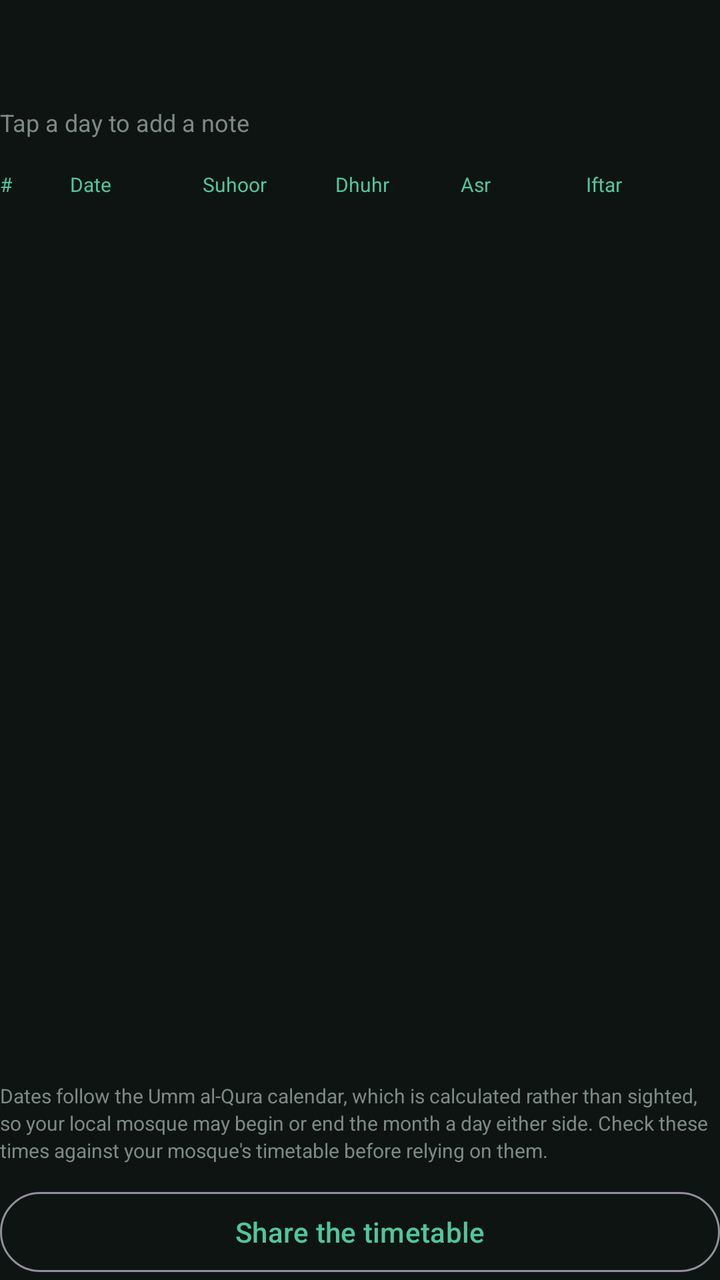
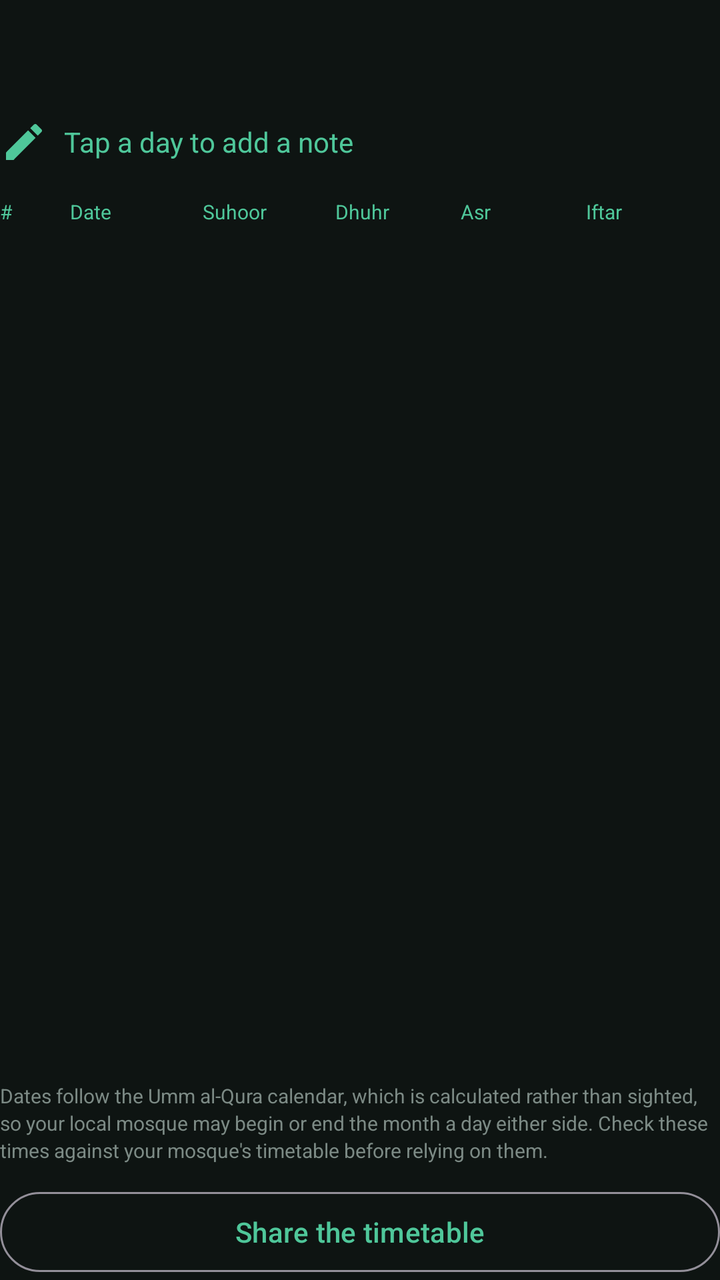

Screens rendered from an Android XML layout before and after an edit, with the pre-edit source and the edit as a unified diff.
<!-- AndroidManifest.xml: application theme Theme.Athan -->
<!-- res/layout/activity_ramadan.xml -->
<?xml version="1.0" encoding="utf-8"?>
<LinearLayout xmlns:android="http://schemas.android.com/apk/res/android"
    android:id="@+id/root"
    android:layout_width="match_parent"
    android:layout_height="match_parent"
    android:background="@color/bg"
    android:orientation="vertical">

    <TextView
        android:id="@+id/title"
        android:layout_width="match_parent"
        android:layout_height="wrap_content"
        android:textColor="@color/accent"
        android:textSize="22sp" />

    <TextView
        android:id="@+id/subtitle"
        android:layout_width="match_parent"
        android:layout_height="wrap_content"
        android:layout_marginTop="4dp"
        android:textAlignment="viewStart"
        android:textColor="@color/text_dim"
        android:textDirection="locale"
        android:textSize="13sp" />

    <TextView
        android:id="@+id/noteHint"
        android:layout_width="match_parent"
        android:layout_height="wrap_content"
        android:layout_marginTop="2dp"
        android:text="@string/ramadan_note_hint"
        android:textAlignment="viewStart"
        android:textColor="@color/text_dim"
        android:textSize="12sp" />

    <TextView
        android:id="@+id/empty"
        android:layout_width="match_parent"
        android:layout_height="wrap_content"
        android:layout_marginTop="24dp"
        android:text="@string/ramadan_no_location"
        android:textColor="@color/text_dim"
        android:textSize="15sp"
        android:visibility="gone" />

    
    <LinearLayout
        android:layout_width="match_parent"
        android:layout_height="wrap_content"
        android:layout_marginTop="16dp"
        android:orientation="horizontal"
        android:paddingBottom="6dp">

        <TextView
            android:layout_width="0dp"
            android:layout_height="wrap_content"
            android:layout_weight="0.9"
            android:text="@string/ramadan_col_day"
            android:textColor="@color/accent"
            android:maxLines="1"
            android:textSize="10sp" />

        <TextView
            android:layout_width="0dp"
            android:layout_height="wrap_content"
            android:layout_weight="1.7"
            android:text="@string/ramadan_col_date"
            android:textColor="@color/accent"
            android:maxLines="1"
            android:textSize="10sp" />

        <TextView
            android:layout_width="0dp"
            android:layout_height="wrap_content"
            android:layout_weight="1.7"
            android:text="@string/ramadan_col_suhoor"
            android:textColor="@color/accent"
            android:maxLines="1"
            android:textSize="10sp" />

        <TextView
            android:layout_width="0dp"
            android:layout_height="wrap_content"
            android:layout_weight="1.6"
            android:text="@string/dhuhr"
            android:textColor="@color/accent"
            android:maxLines="1"
            android:textSize="10sp" />

        <TextView
            android:layout_width="0dp"
            android:layout_height="wrap_content"
            android:layout_weight="1.6"
            android:text="@string/asr"
            android:textColor="@color/accent"
            android:maxLines="1"
            android:textSize="10sp" />

        <TextView
            android:layout_width="0dp"
            android:layout_height="wrap_content"
            android:layout_weight="1.7"
            android:text="@string/ramadan_col_iftar"
            android:textColor="@color/accent"
            android:maxLines="1"
            android:textSize="10sp" />
    </LinearLayout>

    <ScrollView
        android:layout_width="match_parent"
        android:layout_height="0dp"
        android:layout_weight="1"
        android:scrollbars="none">

        <LinearLayout
            android:id="@+id/table"
            android:layout_width="match_parent"
            android:layout_height="wrap_content"
            android:orientation="vertical" />
    </ScrollView>

    <TextView
        android:layout_width="match_parent"
        android:layout_height="wrap_content"
        android:layout_marginTop="10dp"
        android:lineSpacingExtra="2dp"
        android:text="@string/ramadan_footnote"
        android:textColor="@color/text_dim"
            android:textSize="10sp" />

    <com.google.android.material.button.MaterialButton
        android:id="@+id/shareButton"
        style="?attr/materialButtonOutlinedStyle"
        android:layout_width="match_parent"
        android:layout_height="wrap_content"
        android:layout_marginTop="10dp"
        android:text="@string/ramadan_share"
        android:textAllCaps="false" />

</LinearLayout>
<!-- resources referenced by this layout -->
<resources>
  <color name="accent">#4FC79A</color>
  <color name="bg">#0E1412</color>
  <color name="text_dim">#7C8A85</color>
  <string name="asr">Asr</string>
  <string name="dhuhr">Dhuhr</string>
  <string name="ramadan_col_date">Date</string>
  <string name="ramadan_col_day">#</string>
  <string name="ramadan_col_iftar">Iftar</string>
  <string name="ramadan_col_suhoor">Suhoor</string>
  <string name="ramadan_footnote">Dates follow the Umm al-Qura calendar, which is calculated rather than sighted, so your local mosque may begin or end the month a day either side. Check these times against your mosque\'s timetable before relying on them.</string>
  <string name="ramadan_no_location">Set your location to build the timetable</string>
  <string name="ramadan_note_hint">Tap a day to add a note</string>
  <string name="ramadan_share">Share the timetable</string>
  <style name="Theme.Athan" parent="Theme.Material3.Dark.NoActionBar">
          <item name="android:statusBarColor">@android:color/transparent</item>
          <item name="android:navigationBarColor">@android:color/transparent</item>
          <item name="android:windowBackground">@color/bg</item>
          <item name="colorPrimary">@color/accent</item>
          <item name="colorOnPrimary">#08110D</item>
          <item name="colorSecondaryContainer">#1E3A2F</item>
          <item name="colorOnSecondaryContainer">@color/accent</item>
      </style>
</resources>

<!-- the commit's change to res/layout/activity_ramadan.xml (unified diff, before → after) -->
@@ -1,5 +1,6 @@
 <?xml version="1.0" encoding="utf-8"?>
 <LinearLayout xmlns:android="http://schemas.android.com/apk/res/android"
+    xmlns:app="http://schemas.android.com/apk/res-auto"
     android:id="@+id/root"
     android:layout_width="match_parent"
     android:layout_height="match_parent"
@@ -23,15 +24,20 @@
         android:textDirection="locale"
         android:textSize="13sp" />
 
+    
     <TextView
         android:id="@+id/noteHint"
         android:layout_width="match_parent"
         android:layout_height="wrap_content"
-        android:layout_marginTop="2dp"
+        android:layout_marginTop="8dp"
+        android:drawablePadding="8dp"
+        android:gravity="center_vertical"
         android:text="@string/ramadan_note_hint"
         android:textAlignment="viewStart"
-        android:textColor="@color/text_dim"
-        android:textSize="12sp" />
+        android:textColor="@color/accent"
+        android:textSize="14sp"
+        app:drawableStartCompat="@drawable/ic_edit"
+        app:drawableTint="@color/accent" />
 
     <TextView
         android:id="@+id/empty"
<!-- resource entries referenced after the edit -->
@@ -3,6 +3,17 @@
   <color name="accent">#4FC79A</color>
   <color name="bg">#0E1412</color>
   <color name="text_dim">#7C8A85</color>
+  <!-- drawable ic_edit (drawable) -->
+  <?xml version="1.0" encoding="utf-8"?>
+  <vector xmlns:android="http://schemas.android.com/apk/res/android"
+      android:width="24dp"
+      android:height="24dp"
+      android:viewportWidth="24"
+      android:viewportHeight="24">
+      <path
+          android:fillColor="@android:color/white"
+          android:pathData="M3,17.25V21h3.75L17.81,9.94l-3.75,-3.75L3,17.25zM20.71,7.04c0.39,-0.39 0.39,-1.02 0,-1.41l-2.34,-2.34c-0.39,-0.39 -1.02,-0.39 -1.41,0l-1.83,1.83 3.75,3.75 1.83,-1.83z" />
+  </vector>
   <string name="asr">Asr</string>
   <string name="dhuhr">Dhuhr</string>
   <string name="ramadan_col_date">Date</string>
